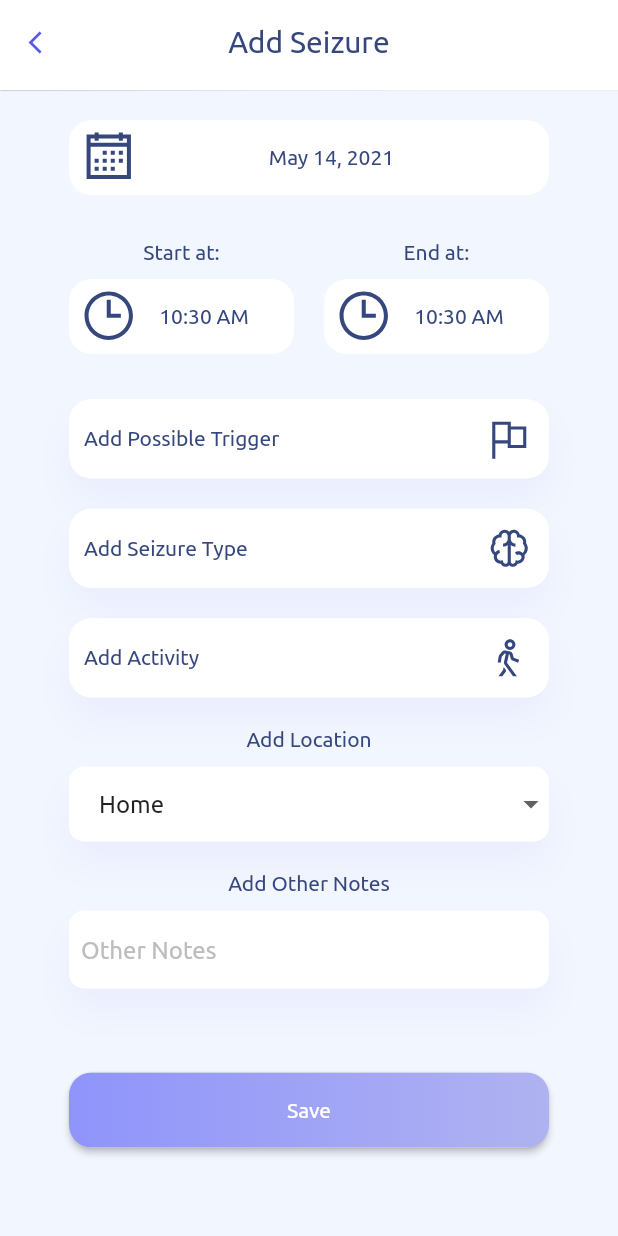
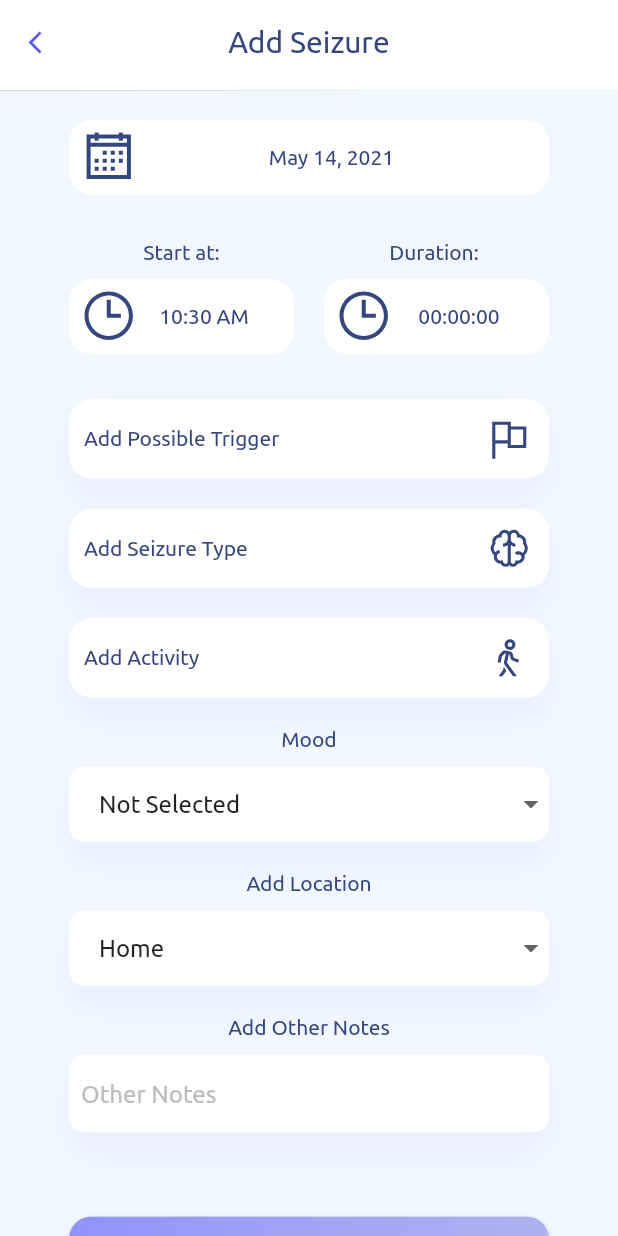
Before and after one commit to frimtimotei/sezApp-front, a Flutter app: the AddSeizurePage screen opened directly, on a phone screen of 412 x 824 dp. Run offline on Flutter 3.47's test engine with Material 2 defaults, Android fonts, the phone set to English and light mode, and no system bars; drawn by our look-alikes of multi_select_flutter; our stand-ins replace another_flushbar, cool_alert, line_awesome_flutter, shared_preferences; missing offline and left inert: duration_picker; accounts and stored records are empty.

Commit message:
second commit

```diff
--- a/lib/Screens/Login/Landing.dart
+++ b/lib/Screens/Login/Landing.dart
@@ -1,5 +1,5 @@
 import 'package:flutter/material.dart';
-import 'package:sezapp/api/api_service.dart';
+import 'package:sezapp/api/user_api_service.dart';
 import 'package:sezapp/model/User.dart';
 import 'package:shared_preferences/shared_preferences.dart';
 
--- a/lib/Screens/Login/login_screen.dart
+++ b/lib/Screens/Login/login_screen.dart
@@ -4,7 +4,7 @@ import 'package:another_flushbar/flushbar.dart';
 import 'package:flutter/material.dart';
 import 'package:flutter/widgets.dart';
 import 'package:sezapp/Screens/Login/usersAction.dart';
-import 'package:sezapp/api/api_service.dart';
+import 'package:sezapp/api/user_api_service.dart';
 import 'package:sezapp/constants.dart';
 import 'package:sezapp/model/User.dart';
 import 'package:sezapp/model/login_model.dart';
--- a/lib/Screens/Patient/Add/addSeizure.dart
+++ b/lib/Screens/Patient/Add/addSeizure.dart
@@ -4,11 +4,12 @@ import 'package:intl/intl.dart';
 import 'package:line_awesome_flutter/line_awesome_flutter.dart';
 import 'package:multi_select_flutter/dialog/multi_select_dialog_field.dart';
 import 'package:multi_select_flutter/util/multi_select_item.dart';
-import 'package:sezapp/api/api_service.dart';
+import 'package:sezapp/api/seizure_api_service.dart';
+import 'package:duration_picker/duration_picker.dart';
 import 'package:sezapp/conponents/buttonFull.dart';
 import 'package:sezapp/conponents/whiteIconButton.dart';
 import 'package:sezapp/constants.dart';
-import 'package:sezapp/model/seizureRegister_model.dart';
+import 'package:sezapp/model/seizure_add_model.dart';
 import 'package:cool_alert/cool_alert.dart';
 
 class AddSeizurePage extends StatefulWidget {
@@ -28,14 +29,16 @@ class SezAndTrigg {
 
 
 DateTime now = new DateTime.now();
-SeizureRequestModel seizureRequestModel = new SeizureRequestModel();
+SeizureRegisterModel seizureRequestModel = new SeizureRegisterModel();
 
 class _AddSeizurePageState extends State<AddSeizurePage> {
 
   DateTime _date = DateTime(now.year, now.month, now.day);
   TimeOfDay _starAt = TimeOfDay(hour: now.hour, minute: now.minute);
-  TimeOfDay _endAt = TimeOfDay(hour: now.hour, minute: now.minute);
+  Duration _duration = Duration(hours: 0, minutes: 0, seconds: 00);
+  format(Duration d) => d.toString().split('.').first.padLeft(8, "0");
 
+  String moodDropdown = "Not Selected";
   String locationDropdown = "Home";
 
 
@@ -73,18 +76,26 @@ class _AddSeizurePageState extends State<AddSeizurePage> {
     }
   }
 
-  void _selectEndTime() async {
-    final TimeOfDay newTime = await showTimePicker(
-      context: context,
-      initialTime: _endAt,
-      initialEntryMode: TimePickerEntryMode.input,
+  void _selectDuration() async {
+    var resultingDuration = await showDurationPicker(
+
+    context: context,
+    initialTime: _duration,
+
+
     );
-    if (newTime != null) {
-      setState(() {
-        _endAt = newTime;
-      });
-    }
+    if(resultingDuration!=null)
+      {
+        setState(() {
+          _duration= resultingDuration;
+        });
+      }
+
+
+
   }
+
+
 
   static List<SezAndTrigg> _possibleTriggers = [
     SezAndTrigg(id: 1, name: "Alcohol Consumption"),
@@ -140,6 +151,13 @@ class _AddSeizurePageState extends State<AddSeizurePage> {
     "Gym",
     "Outdoors",
     "Others"
+  ];
+
+  List _possibleMoods = [
+    "Not Selected",
+    "Normal",
+    "Good",
+    "Bad"
   ];
 
   List<SezAndTrigg> _selectedTriggers = [];
@@ -241,17 +259,17 @@ class _AddSeizurePageState extends State<AddSeizurePage> {
                       Column(
                         children: [
                           Text(
-                            "End at:",
+                            "Duration: ",
                             style: TextStyle(color: kPrimaryColor),
                           ),
                           WhiteIconButton(
                               height: 50,
                               width: 150,
-                              callback: _selectEndTime,
+                              callback: _selectDuration,
                               icon: Icon(LineAwesomeIcons.clock,
                                   size: 43, color: kPrimaryColor),
                               text: Text(
-                                '${_endAt.format(context)}',
+                                '${format(_duration)}',
                                 style: TextStyle(
                                   color: kPrimaryColor,
                                 ),
@@ -385,6 +403,57 @@ class _AddSeizurePageState extends State<AddSeizurePage> {
                     height: 20,
                   ),
 
+                  //////////////////////////////////////////////////////////////
+                  /// Add Mood
+
+                  Text(
+                    "Mood",
+                    style: TextStyle(color: kPrimaryColor),
+                  ),
+                  SizedBox(
+                    height: 10,
+                  ),
+                  Container(
+                    height: 50,
+                    decoration: BoxDecoration(
+                        color: Colors.white,
+                        borderRadius: BorderRadius.circular(10),
+                        boxShadow: [
+                          BoxShadow(
+                              color: Color.fromRGBO(143, 148, 251, 0.08),
+                              blurRadius: 20.0,
+                              offset: Offset(0, 15))
+                        ]),
+                    width: 320,
+                    child: Row(
+                      children: <Widget>[
+                        SizedBox(
+                          width: 20,
+                        ),
+                        Expanded(
+                          child: DropdownButton(
+                            isExpanded: true,
+                            value: moodDropdown,
+                            underline: SizedBox(),
+                            items: _possibleMoods.map((value) {
+                              return DropdownMenuItem<String>(
+                                  value: value, child: Text(value));
+                            }).toList(),
+                            onChanged: (String newValue) {
+                              setState(() {
+                                moodDropdown = newValue;
+                              });
+                            },
+                          ),
+                        ),
+                      ],
+                    ),
+                  ),
+
+                  SizedBox(height: 20,),
+
+
+
 
                   //////////////////////////////////////////////////////////////
                   ////Add location
@@ -512,9 +581,9 @@ class _AddSeizurePageState extends State<AddSeizurePage> {
   void _seizureSubmit() async {
 
     // check if all fields are completed
-    if (_starAt.hour * 60 + _starAt.minute > _endAt.hour * 60 + _endAt.minute) {
+    if (_duration.inSeconds ==0) {
       setState(() {
-        errorMessage = "End time must be grater then start time";
+        errorMessage = "Duration must be grater then 0:00";
       });
       return;
     } else {
@@ -566,11 +635,12 @@ class _AddSeizurePageState extends State<AddSeizurePage> {
 
     seizureRequestModel.date = formattedDate;
     seizureRequestModel.startAt = _starAt.format(context);
-    seizureRequestModel.endAt = _endAt.format(context);
+    seizureRequestModel.duration = format(_duration);
     seizureRequestModel.sezTrigger = sezTriggers;
     seizureRequestModel.type = seizuresType;
     seizureRequestModel.activity = activities;
     seizureRequestModel.location = locationDropdown;
+    seizureRequestModel.mood=moodDropdown;
     seizureRequestModel.notes = noteController.text;
 
 
--- a/lib/Screens/Patient/patientUser_page.dart
+++ b/lib/Screens/Patient/patientUser_page.dart
@@ -1,5 +1,5 @@
 import 'package:flutter/material.dart';
-import 'package:sezapp/api/api_service.dart';
+import 'package:sezapp/api/user_api_service.dart';
 import 'package:sezapp/constants.dart';
 import 'package:sezapp/model/User.dart';
 import 'package:shared_preferences/shared_preferences.dart';
--- a/lib/Screens/SingUp/singUp_screen.dart
+++ b/lib/Screens/SingUp/singUp_screen.dart
@@ -2,7 +2,7 @@ import 'package:another_flushbar/flushbar.dart';
 import 'package:flutter/material.dart';
 import 'package:flutter/widgets.dart';
 import 'package:sezapp/Screens/Login/usersAction.dart';
-import 'package:sezapp/api/api_service.dart';
+import 'package:sezapp/api/user_api_service.dart';
 import 'package:sezapp/conponents/buttonFull.dart';
 import 'package:sezapp/conponents/inputField.dart';
 import 'package:sezapp/model/register_model.dart';
--- /dev/null
+++ b/lib/model/Seizure.dart
@@ -0,0 +1,52 @@
+import 'package:flutter/material.dart';
+import 'package:intl/intl.dart';
+
+class Seizure {
+  String id;
+  DateTime date;
+  TimeOfDay startAt;
+  Duration duration;
+  String sezTrigger;
+  String activity;
+  String type;
+  String location;
+  String mood;
+  String notes;
+
+
+  Seizure({this.id, this.date, this.startAt, this.duration, this.sezTrigger,
+      this.activity, this.type, this.location, this.mood, this.notes});
+
+  Duration parseDuration(String s) {
+    int hours = 0;
+    int minutes = 0;
+    int seconds=0;
+    List<String> parts = s.split(':');
+    if (parts.length > 2) {
+      hours = int.parse(parts[parts.length - 3]);
+    }
+    if (parts.length > 1) {
+      minutes = int.parse(parts[parts.length - 2]);
+    }
+    return Duration(hours: hours, minutes: minutes, seconds: seconds);
+  }
+
+  Seizure.fromJson(Map<String, dynamic> json) {
+    final format = DateFormat.jm(); //"6:00 AM"
+
+    id = json['id'].toString();
+    date = DateTime.parse(json['date']);
+    startAt = TimeOfDay.fromDateTime(format.parse(json['start_at']));
+    duration = parseDuration(json['duration']);
+    type = json['type'];
+    sezTrigger= json['sez_trigger'];
+    activity= json['activity'].toString();
+    location=json['location'];
+    mood= json['mood'];
+    notes= json['note'];
+
+  }
+
+
+
+}
--- /dev/null
+++ b/lib/model/seizure_add_model.dart
@@ -0,0 +1,14 @@
+class SeizureRegisterModel {
+  String date;
+  String startAt;
+  String duration;
+  String sezTrigger;
+  String activity;
+  String type;
+  String location;
+  String mood;
+  String notes;
+
+  SeizureRegisterModel({this.date, this.startAt, this.duration, this.sezTrigger,
+      this.activity, this.type, this.location, this.mood, this.notes});
+}
--- a/pubspec.yaml
+++ b/pubspec.yaml
@@ -42,6 +42,7 @@ dependencies:
   provider: ^5.0.0
   multi_select_flutter: ^4.0.0
   cool_alert: ^1.1.0
+  duration_picker: ^1.0.1
 
 dev_dependencies:
   flutter_test:
```
Also changed, not shown: lib/Screens/Home/patientHome.dart (+11 -5 lines), lib/Screens/Patient/Reports/reports_seizures.dart (added, +117 -0 lines), lib/Screens/Patient/Reports/seziuresActions.dart (added, +17 -0 lines), lib/api/seizure_api_service.dart (added, +52 -0 lines), lib/api/user_api_service.dart (renamed from lib/api/api_service.dart, +2 -29 lines), lib/model/seizureRegister_model.dart (deleted, +0 -13 lines), lib/Screens/Patient/Add/add_page.dart (renamed from lib/Screens/Patient/Add/patientAdd_page.dart), pubspec.lock.
